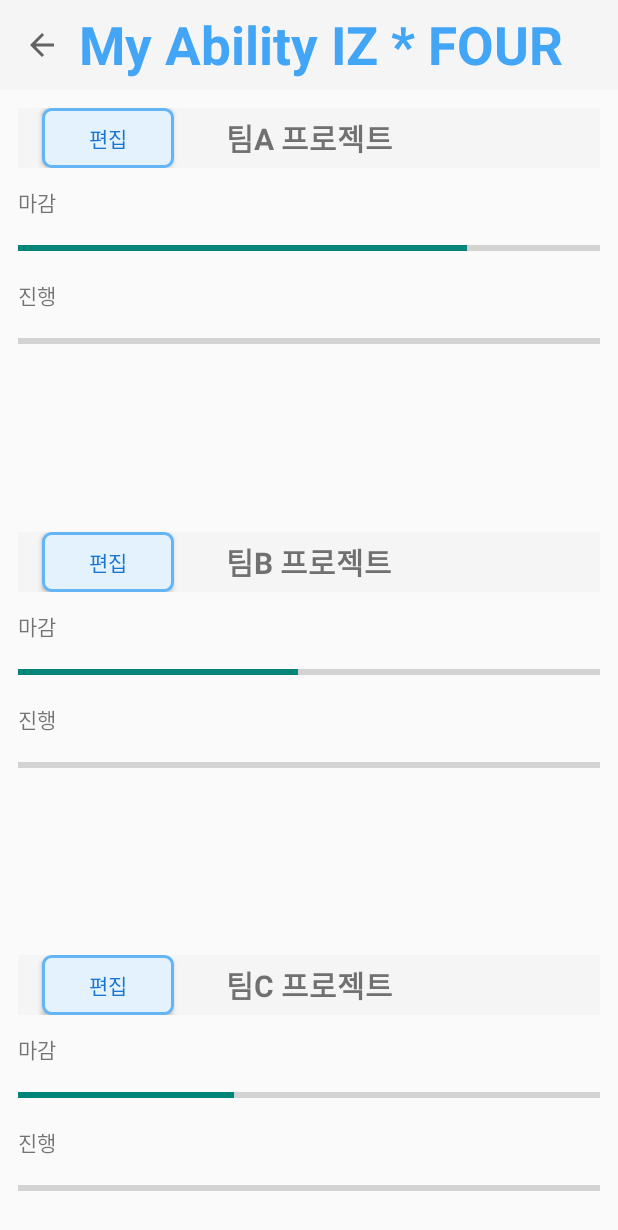
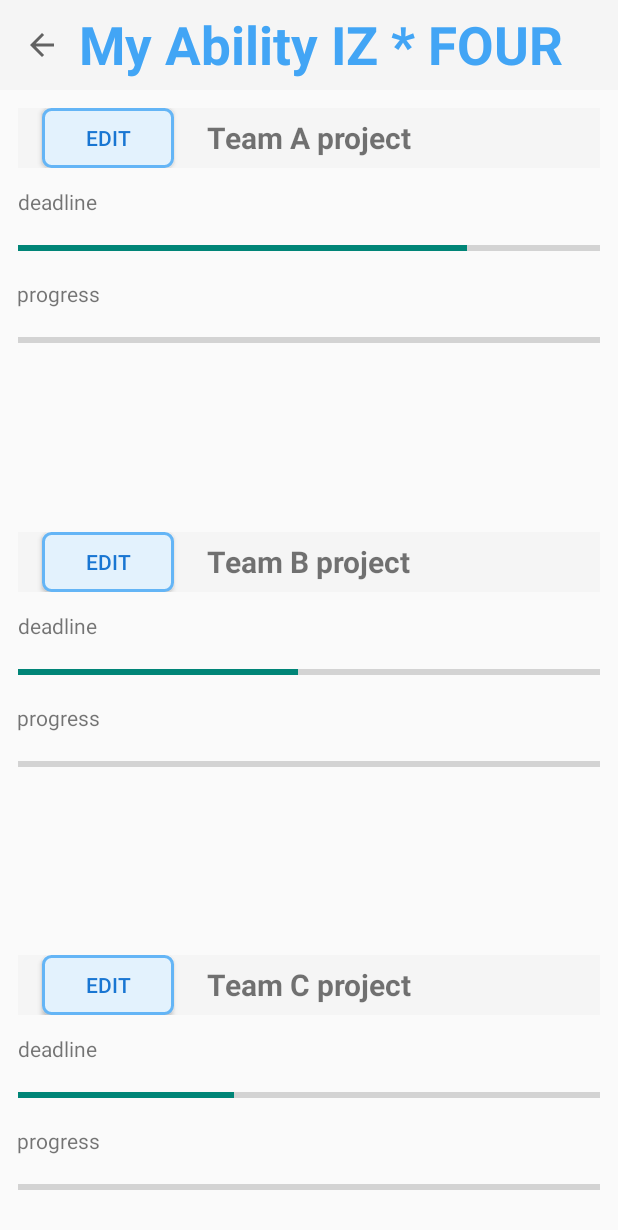
Before and after one commit to IZFOUR/IZ_Four_Project, an Android app: the MyAbility screen opened directly, with no data from a screen before it, on a phone screen of 412 x 824 dp. Shown: the top 1230 px of the screen. Run offline under Robolectric (Android 15) with nearby library versions, the phone set to English and light mode, and no system bars.

Commit message:
[DOCS] : 📚 한/영 string 번역 작업

```diff
--- a/app/src/main/res/layout/activity_friendedit.xml
+++ b/app/src/main/res/layout/activity_friendedit.xml
@@ -46,7 +46,7 @@
                         android:id="@+id/tv_title"
                         android:layout_width="wrap_content"
                         android:layout_height="wrap_content"
-                        android:text="Friend IZ * FOUR"
+                        android:text="@string/FRIEND_IZ_FOUR"
                         android:textColor="@color/Blue400"
                         android:textSize="35sp"
                         android:textStyle="bold" />
@@ -85,7 +85,7 @@
                         android:layout_width="wrap_content"
                         android:layout_height="wrap_content"
                         android:layout_marginStart="-120dp"
-                        android:text="\t수정하려면 \n이미지를 클릭해주세요"
+                        android:text="@string/TOEDIT_CLICK_IMAGE"
                         android:gravity="center_vertical|center_horizontal"
                         android:textSize="13sp" />
 
--- a/app/src/main/res/layout/activity_main.xml
+++ b/app/src/main/res/layout/activity_main.xml
@@ -69,7 +69,7 @@
             android:layout_height="wrap_content"
             android:layout_marginStart="10dp"
             android:layout_marginBottom="10dp"
-            android:text="MEMBER"
+            android:text="@string/MAIN_MMR"
             android:textStyle="bold" />
 
         <HorizontalScrollView
@@ -140,7 +140,7 @@
             android:layout_height="wrap_content"
             android:layout_marginStart="10dp"
             android:layout_marginBottom="10dp"
-            android:text="COMMUNICATION"
+            android:text="@string/MAIN_CMU"
             android:textStyle="bold" />
 
         <ScrollView
--- a/app/src/main/res/layout/activity_myability.xml
+++ b/app/src/main/res/layout/activity_myability.xml
@@ -19,7 +19,7 @@
             android:layout_width="match_parent"
             android:layout_height="wrap_content"
             android:gravity="center"
-            android:text="My Ability IZ * FOUR"
+            android:text="@string/My_Ability_IZ_FOUR"
             android:textColor="@color/Blue400"
             android:textSize="35sp"
             android:textStyle="bold"
@@ -76,7 +76,7 @@
                     android:layout_width="wrap_content"
                     android:layout_height="wrap_content"
                     android:layout_gravity="center"
-                    android:text="팀A 프로젝트"
+                    android:text="@string/TAP"
                     android:textStyle="bold"
                     android:textSize="20dp"
                     tools:ignore="MissingConstraints"
@@ -90,7 +90,7 @@
                     android:layout_width="wrap_content"
                     android:layout_height="match_parent"
                     android:layout_marginEnd="4dp"
-                    android:text="편집"
+                    android:text="@string/TT_EDIT"
                     android:textColor="@drawable/btn_text"
                     android:background="@drawable/btn_shape"
                     app:layout_constraintBottom_toBottomOf="@+id/Atoolbar"
@@ -112,7 +112,7 @@
                     android:id="@+id/ADeadLine"
                     android:layout_width="wrap_content"
                     android:layout_height="wrap_content"
-                    android:text="마감"
+                    android:text="@string/TET_DDL"
                     app:layout_constraintBottom_toTopOf="@+id/ABarDeadLine"
                     app:layout_constraintTop_toTopOf="parent"
                     app:layout_constraintVertical_bias="0.5"
@@ -134,7 +134,7 @@
                     android:id="@+id/AProcess"
                     android:layout_width="wrap_content"
                     android:layout_height="wrap_content"
-                    android:text="진행"
+                    android:text="@string/TET_PGSS"
                     app:layout_constraintBottom_toTopOf="@+id/ABarProcess"
                     app:layout_constraintEnd_toEndOf="@+id/ADeadLine"
                     app:layout_constraintStart_toStartOf="@+id/ADeadLine"
@@ -177,21 +177,19 @@
                     android:layout_width="wrap_content"
                     android:layout_height="wrap_content"
                     android:layout_gravity="center"
-                    android:text="팀B 프로젝트"
+                    android:text="@string/TBP"
                     android:textStyle="bold"
                     android:textSize="20dp"
                     tools:ignore="MissingConstraints"
                     tools:layout_editor_absoluteX="146dp"
-                    tools:layout_editor_absoluteY="16dp">
-
-                </TextView>
+                    tools:layout_editor_absoluteY="16dp" />
 
                 <Button
                     android:id="@+id/BtoDetail"
                     android:layout_width="wrap_content"
                     android:layout_height="match_parent"
                     android:layout_marginEnd="4dp"
-                    android:text="편집"
+                    android:text="@string/TT_EDIT"
                     android:textColor="@drawable/btn_text"
                     android:background="@drawable/btn_shape"
                     app:layout_constraintBottom_toBottomOf="@+id/Btoolbar"
@@ -213,7 +211,7 @@
                     android:id="@+id/BDeadLine"
                     android:layout_width="wrap_content"
                     android:layout_height="wrap_content"
-                    android:text="마감"
+                    android:text="@string/TET_DDL"
                     app:layout_constraintBottom_toTopOf="@+id/BBarDeadLine"
                     app:layout_constraintTop_toTopOf="parent"
                     app:layout_constraintVertical_bias="0.5"
@@ -235,7 +233,7 @@
                     android:id="@+id/BProcess"
                     android:layout_width="wrap_content"
                     android:layout_height="wrap_content"
-                    android:text="진행"
+                    android:text="@string/TET_PGSS"
                     app:layout_constraintBottom_toTopOf="@+id/BBarProcess"
                     app:layout_constraintEnd_toEndOf="@+id/BDeadLine"
                     app:layout_constraintStart_toStartOf="@+id/BDeadLine"
@@ -261,6 +259,7 @@
             android:layout_height="175dp"
             app:layout_constraintBottom_toBottomOf="parent">
 
+
             <androidx.appcompat.widget.Toolbar
                 android:id="@+id/Ctoolbar"
                 android:layout_width="match_parent"
@@ -270,16 +269,16 @@
                 android:theme="?attr/actionBarTheme"
                 app:layout_constraintTop_toTopOf="parent"
                 tools:ignore="MissingConstraints"
-                tools:layout_editor_absoluteX="1dp">
+                tools:layout_editor_absoluteX="0dp">
 
                 <TextView
                     android:id="@+id/CName"
                     android:layout_width="wrap_content"
                     android:layout_height="wrap_content"
                     android:layout_gravity="center"
-                    android:text="팀C 프로젝트"
+                    android:text="@string/TCP"
+                    android:textSize="20dp"
                     android:textStyle="bold"
-                    android:textSize="20dp"
                     tools:ignore="MissingConstraints"
                     tools:layout_editor_absoluteX="146dp"
                     tools:layout_editor_absoluteY="16dp">
@@ -291,15 +290,14 @@
                     android:layout_width="wrap_content"
                     android:layout_height="match_parent"
                     android:layout_marginEnd="4dp"
-                    android:text="편집"
+                    android:background="@drawable/btn_shape"
+                    android:text="@string/TT_EDIT"
                     android:textColor="@drawable/btn_text"
-                    android:background="@drawable/btn_shape"
                     app:layout_constraintBottom_toBottomOf="@+id/Ctoolbar"
                     app:layout_constraintEnd_toEndOf="@+id/Ctoolbar"
-                    app:layout_constraintTop_toTopOf="parent"/>
+                    app:layout_constraintTop_toTopOf="parent" />
 
             </androidx.appcompat.widget.Toolbar>
-
 
             <androidx.constraintlayout.widget.ConstraintLayout
                 android:id="@+id/CCase"
@@ -313,7 +311,7 @@
                     android:id="@+id/CDeadLine"
                     android:layout_width="wrap_content"
                     android:layout_height="wrap_content"
-                    android:text="마감"
+                    android:text="@string/TET_DDL"
                     app:layout_constraintBottom_toTopOf="@+id/CBarDeadLine"
                     app:layout_constraintTop_toTopOf="parent"
                     app:layout_constraintVertical_bias="0.5"
@@ -335,7 +333,7 @@
                     android:id="@+id/CProcess"
                     android:layout_width="wrap_content"
                     android:layout_height="wrap_content"
-                    android:text="진행"
+                    android:text="@string/TET_PGSS"
                     app:layout_constraintBottom_toTopOf="@+id/CBarProcess"
                     app:layout_constraintEnd_toEndOf="@+id/CDeadLine"
                     app:layout_constraintStart_toStartOf="@+id/CDeadLine"
--- a/app/src/main/res/layout/activity_signin.xml
+++ b/app/src/main/res/layout/activity_signin.xml
@@ -76,7 +76,7 @@
             android:background="@drawable/edittext_selector"
             android:ems="10"
 
-            android:hint="비밀번호를 입력해 주세요."
+            android:hint="@string/inputname"
             android:inputType="textPassword"
             android:paddingStart="16dp"
             android:textColorHint="@color/Blue600"
@@ -92,7 +92,7 @@
             android:layout_marginBottom="24dp"
 
             android:background="@drawable/edittext_selector"
-            android:hint="아이디를 입력해주세요"
+            android:hint="@string/inputid"
             android:inputType="textEmailAddress"
             android:paddingStart="16dp"
             android:textColorHint="@color/Blue600"
@@ -133,7 +133,7 @@
             android:layout_width="wrap_content"
             android:layout_height="wrap_content"
             android:layout_marginBottom="16dp"
-            android:text="IZ * FOUR"
+            android:text="@string/LOGIN_IZ_FOUR"
             android:textColor="@color/Blue600"
             android:textSize="30dp"
             android:textStyle="bold"
```
Also changed, not shown: app/src/main/res/layout/activity_myabilitydetail.xml (+13 -15 lines), app/src/main/res/layout/activity_mypage.xml (+36 -39 lines), app/src/main/res/layout/activity_signup.xml (+13 -11 lines), app/src/main/res/values/strings.xml (+88 -35 lines), 1 other file.
